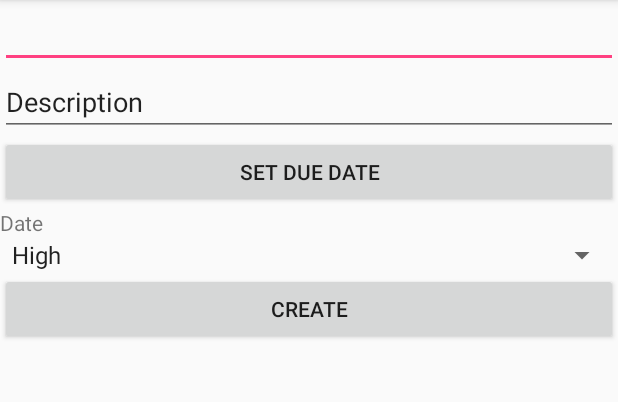
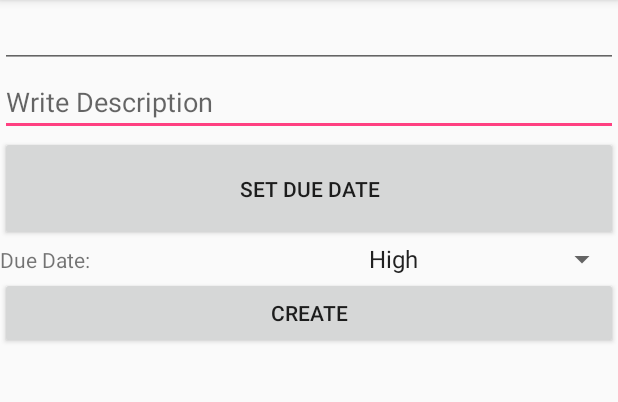
Before and after one commit to kleekich/Listodo, an Android app: the AddActivity screen opened directly, with no data from a screen before it, on a phone screen of 412 x 824 dp, the part 84-486 px from its top. Run offline under Robolectric (Android 15) with nearby library versions, the phone set to English and light mode, and no system bars; 1 statement that could not run was skipped.

Commit message:
Priority bug is fixed, and UI is changed

```diff
--- a/app/src/main/java/com/example/kangsik/listodo/AddActivity.java
+++ b/app/src/main/java/com/example/kangsik/listodo/AddActivity.java
@@ -46,11 +46,7 @@ public class AddActivity extends AppCompatActivity  {
         Bundle extras = intent.getExtras();
         String title = extras.getString("TASK_TITLE");
         editTextTitle.setText(title);
-
-
-
-
-
+        editTextDescription.requestFocus();
         buttonCreate.setOnClickListener(
                 new Button.OnClickListener() {
                     @Override
@@ -72,7 +68,6 @@ public class AddActivity extends AppCompatActivity  {
         values.put(TaskContract.TaskEntry.COLUMN_DESCRIPTION, editTextDescription.getText().toString());
         values.put(TaskContract.TaskEntry.COLUMN_DATE, textViewDate.getText().toString());
         values.put(TaskContract.TaskEntry.COLUMN_PRIORITY, spinner.getSelectedItem().toString());
-
 
         Log.d("AddActivity", values.toString());
         ContentResolver contentResolver = getContentResolver();
--- a/app/src/main/java/com/example/kangsik/listodo/DatePickerFragment.java
+++ b/app/src/main/java/com/example/kangsik/listodo/DatePickerFragment.java
@@ -31,8 +31,6 @@ public class DatePickerFragment extends DialogFragment implements DatePickerDial
         // Do something with the date chosen by the user
         textViewDate = (TextView) view.findViewById(R.id.textViewDate);
         textViewDate.setText(month + "/" + day + "/" + year);
-
-
     }
 
 
--- a/app/src/main/java/com/example/kangsik/listodo/EditNameDialogFragment.java
+++ b/app/src/main/java/com/example/kangsik/listodo/EditNameDialogFragment.java
@@ -14,6 +14,7 @@ import android.view.View;
 import android.view.ViewGroup;
 import android.view.WindowManager;
 import android.view.inputmethod.EditorInfo;
+import android.widget.ArrayAdapter;
 import android.widget.Button;
 import android.widget.DatePicker;
 import android.widget.EditText;
@@ -86,6 +87,8 @@ public class EditNameDialogFragment extends DialogFragment implements TextView.O
         textViewDate.setText(date);
 
         String prio = getArguments().getString("prio", "");
+        spinner.setSelection(((ArrayAdapter<String>)spinner.getAdapter()).getPosition(prio));
+
 
 
 
--- a/app/src/main/res/layout/activity_add.xml
+++ b/app/src/main/res/layout/activity_add.xml
@@ -1,5 +1,6 @@
 <?xml version="1.0" encoding="utf-8"?>
 <LinearLayout xmlns:android="http://schemas.android.com/apk/res/android"
+    xmlns:app="http://schemas.android.com/apk/res-auto"
     android:orientation="vertical" android:layout_width="match_parent"
     android:layout_height="match_parent"
     android:weightSum="1">
@@ -17,38 +18,45 @@
         android:layout_width="match_parent"
         android:layout_height="wrap_content"
         android:inputType="textPersonName"
-        android:text="Description"
+        android:hint="Write Description"
         android:ems="10"
         android:id="@+id/editTextDescription"
         />
+
+    <Button
+        android:layout_width="match_parent"
+        android:layout_height="wrap_content"
+        android:onClick="showDatePickerDialog"
+        android:text="Set Due Date"
+        android:layout_weight="0.04"
+        android:id="@+id/buttonSetDate" />
 
     <LinearLayout
         android:orientation="horizontal"
         android:layout_width="match_parent"
         android:layout_height="wrap_content">
 
-        <Button
+        <TextView
+            android:text="Due Date: "
             android:layout_width="wrap_content"
             android:layout_height="wrap_content"
-            android:onClick="showDatePickerDialog"
-            android:text="Set Due Date"
-            android:layout_weight="1.63"
-            android:id="@+id/buttonSetDate" />
-
-    </LinearLayout>
-
+            android:id="@+id/textViewDueDate" />
 
         <TextView
-        android:text="Date"
+            android:text=""
             android:layout_width="match_parent"
             android:layout_height="wrap_content"
-        android:id="@+id/textViewDate" />
+            android:id="@+id/textViewDate"
+            android:layout_weight="1" />
 
         <Spinner
             android:layout_width="match_parent"
             android:layout_height="wrap_content"
             android:entries="@array/priority"
-        android:id="@+id/spinner" />
+            android:id="@+id/spinner"
+            android:layout_weight="1" />
+    </LinearLayout>
+
 
     <Button
         android:text="Create"
--- a/app/src/main/res/layout/task_list_item.xml
+++ b/app/src/main/res/layout/task_list_item.xml
@@ -7,6 +7,7 @@
         android:text="TextView"
         android:layout_width="match_parent"
         android:layout_height="wrap_content"
+        android:textSize="25dp"
         android:id="@+id/textViewTitle" />
 
     <TextView
```
Also changed, not shown: app/src/main/java/com/example/kangsik/listodo/MainActivity.java (+10 -0 lines), app/src/main/res/layout/activity_main.xml (+5 -2 lines), app/src/main/res/drawable/calendar.png (added), app/src/main/res/drawable/list.png (added). Lines whose indentation alone changed are shown as unchanged.
